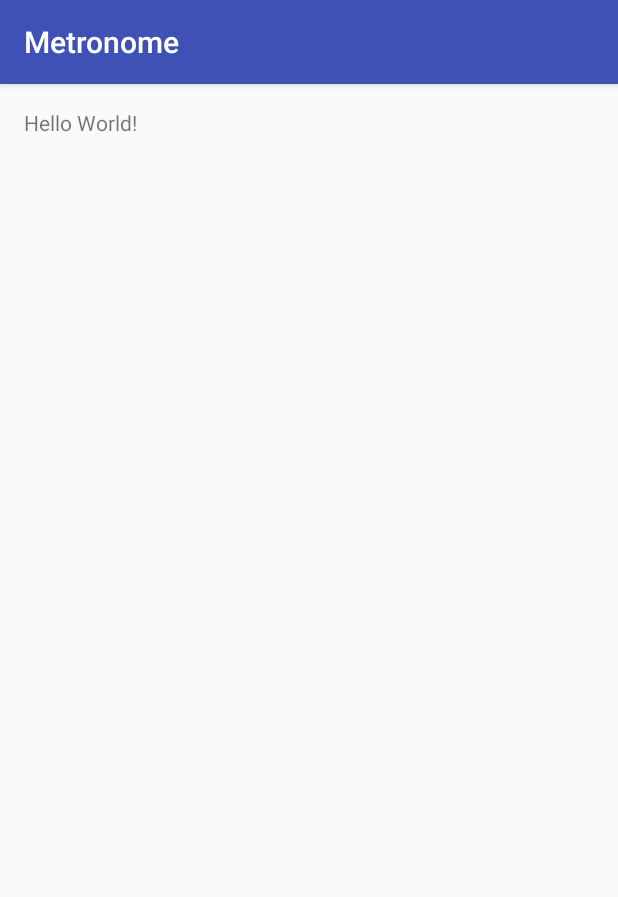
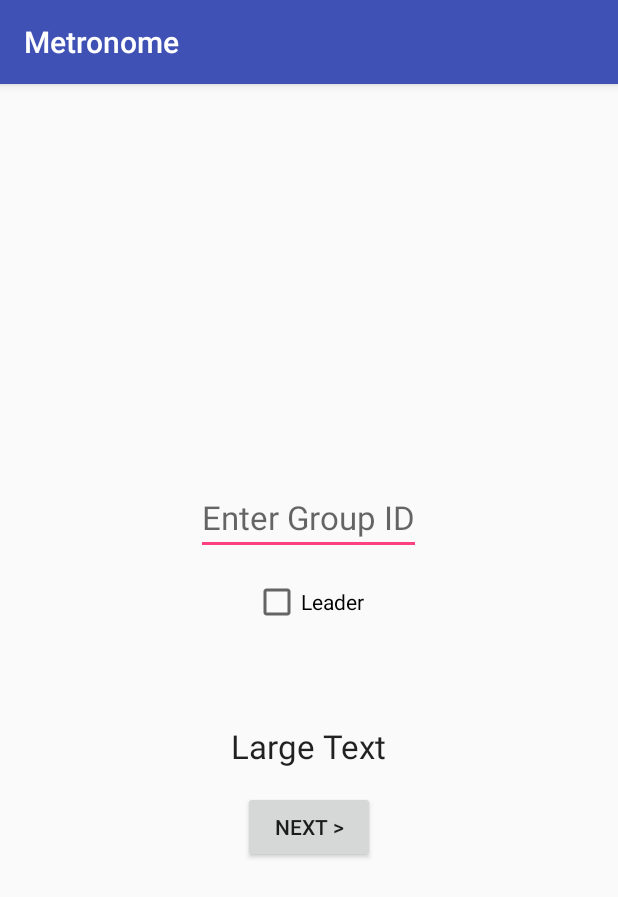
Before and after one commit to c2tarun/Metronome2, an Android app: the screen it shows after launch (MainActivity before the commit, GroupDetailActivity after it), on a phone screen of 412 x 824 dp. Shown: the top 897 px of the screen. Run offline under Robolectric (Android 15) with nearby library versions, the phone set to English and light mode, and no system bars.

```diff
--- a/app/src/main/AndroidManifest.xml
+++ b/app/src/main/AndroidManifest.xml
@@ -15,6 +15,8 @@
                 <category android:name="android.intent.category.LAUNCHER" />
             </intent-filter>
         </activity>
+        <activity android:name=".GroupDetailActivity" >
+        </activity>
     </application>
 
 </manifest>
--- /dev/null
+++ b/app/src/main/java/com/mad/metronome/GroupDetailActivity.java
@@ -0,0 +1,61 @@
+package com.mad.metronome;
+
+import android.support.v7.app.AppCompatActivity;
+import android.os.Bundle;
+import android.text.Editable;
+import android.view.View;
+import android.widget.Button;
+import android.widget.CheckBox;
+import android.widget.CompoundButton;
+import android.widget.EditText;
+import android.widget.TextView;
+import android.widget.Toast;
+
+public class GroupDetailActivity extends AppCompatActivity {
+
+    EditText groupId;
+    CheckBox leaderCB;
+    EditText strengthTV;
+    Button nextButton;
+
+    @Override
+    protected void onCreate(Bundle savedInstanceState) {
+        super.onCreate(savedInstanceState);
+        setContentView(R.layout.activity_group_detail);
+
+        groupId = (EditText) findViewById(R.id.groupIdTV);
+        leaderCB = (CheckBox) findViewById(R.id.leaderCB);
+        strengthTV = (EditText) findViewById(R.id.strengthTV);
+        nextButton = (Button) findViewById(R.id.nextButton);
+
+        leaderCB.setOnCheckedChangeListener(new CompoundButton.OnCheckedChangeListener() {
+            @Override
+            public void onCheckedChanged(CompoundButton buttonView, boolean isChecked) {
+                if (isChecked) {
+                    strengthTV.setVisibility(View.VISIBLE);
+                } else {
+                    strengthTV.setVisibility(View.INVISIBLE);
+                }
+            }
+        });
+
+        nextButton.setOnClickListener(new View.OnClickListener() {
+            @Override
+            public void onClick(View v) {
+
+                if(leaderCB.isChecked()) {
+
+                    int groupStrength = 0;
+                    try {
+                        groupStrength = Integer.parseInt(strengthTV.getText().toString());
+                    } catch (NumberFormatException e) {
+                        Toast.makeText(GroupDetailActivity.this, "Enter valid strength", Toast.LENGTH_LONG).show();
+                    }
+                    if(groupStrength <= 0) {
+                        Toast.makeText(GroupDetailActivity.this, "Enter valid strength", Toast.LENGTH_LONG).show();
+                    }
+                }
+            }
+        });
+    }
+}
--- a/app/src/main/java/com/mad/metronome/MainActivity.java
+++ b/app/src/main/java/com/mad/metronome/MainActivity.java
@@ -1,13 +1,24 @@
 package com.mad.metronome;
 
+import android.content.Intent;
 import android.support.v7.app.AppCompatActivity;
 import android.os.Bundle;
+import android.view.View;
+import android.widget.Button;
+import android.widget.CheckBox;
+import android.widget.CompoundButton;
+import android.widget.TextView;
 
 public class MainActivity extends AppCompatActivity {
+
+
 
     @Override
     protected void onCreate(Bundle savedInstanceState) {
         super.onCreate(savedInstanceState);
         setContentView(R.layout.activity_main);
+
+        Intent intent = new Intent(MainActivity.this, GroupDetailActivity.class);
+        startActivity(intent);
     }
 }
--- /dev/null
+++ b/app/src/main/res/layout/activity_group_detail.xml
@@ -0,0 +1,51 @@
+<?xml version="1.0" encoding="utf-8"?>
+<LinearLayout xmlns:android="http://schemas.android.com/apk/res/android"
+    xmlns:tools="http://schemas.android.com/tools" android:layout_width="match_parent"
+    android:layout_height="match_parent" android:paddingLeft="@dimen/activity_horizontal_margin"
+    android:paddingRight="@dimen/activity_horizontal_margin"
+    android:paddingTop="@dimen/activity_vertical_margin"
+    android:paddingBottom="@dimen/activity_vertical_margin"
+    tools:context="com.mad.metronome.GroupDetailActivity"
+    android:orientation="vertical"
+    android:gravity="center_vertical|center_horizontal">
+
+    <EditText
+        android:layout_width="wrap_content"
+        android:layout_height="wrap_content"
+        android:textAppearance="?android:attr/textAppearanceLarge"
+        android:hint="Enter Group ID"
+        android:id="@+id/groupIdTV"
+        android:layout_marginTop="15dp" />
+
+    <CheckBox
+        android:layout_width="wrap_content"
+        android:layout_height="wrap_content"
+        android:text="Leader"
+        android:id="@+id/leaderCB"
+        android:checked="false"
+        android:layout_marginTop="15dp" />
+
+    <EditText
+        android:layout_width="wrap_content"
+        android:layout_height="wrap_content"
+        android:textAppearance="?android:attr/textAppearanceLarge"
+        android:hint="-1"
+        android:id="@+id/strengthTV"
+        android:layout_marginTop="15dp"
+        android:visibility="invisible"
+        android:inputType="number"/>
+
+    <TextView
+        android:layout_width="wrap_content"
+        android:layout_height="wrap_content"
+        android:textAppearance="?android:attr/textAppearanceLarge"
+        android:text="Large Text"
+        android:id="@+id/textView" />
+
+    <Button
+        android:layout_width="wrap_content"
+        android:layout_height="wrap_content"
+        android:text="Next >"
+        android:id="@+id/nextButton"
+        android:layout_marginTop="15dp" />
+</LinearLayout>
```
Also changed, not shown: 3 other files.
